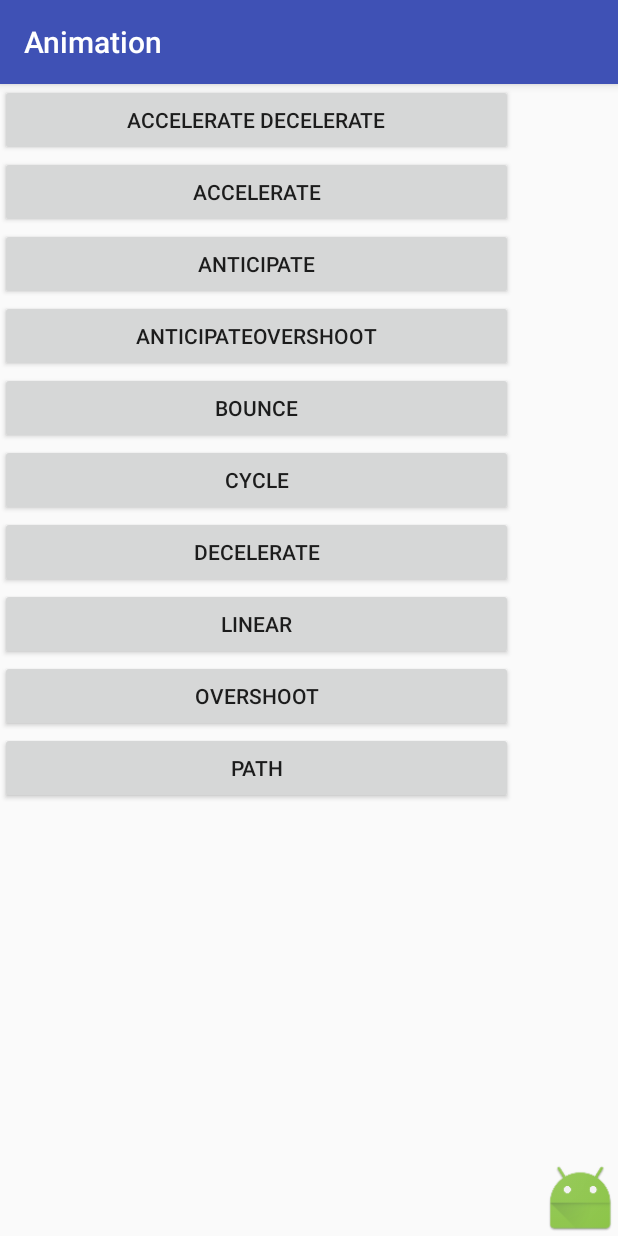
After one commit to Kirchhoff-/Animation, an Android app: the InterpolatorActivity screen opened directly, with no data from a screen before it, on a phone screen of 412 x 824 dp. The commit adds this screen. Run offline under Robolectric (Android 15) with nearby library versions, the phone set to English and light mode, and no system bars.

Commit message:
Work with android interpolator

```diff
--- a/app/src/main/AndroidManifest.xml
+++ b/app/src/main/AndroidManifest.xml
@@ -21,7 +21,9 @@
 
         </activity>
 
+        <activity android:name=".interpolators.InterpolatorActivity">
 
+        </activity>
     </application>
 
 </manifest>
--- a/app/src/main/java/com/kirchhoff/animation/MainActivity.java
+++ b/app/src/main/java/com/kirchhoff/animation/MainActivity.java
@@ -6,6 +6,7 @@ import android.os.Bundle;
 import android.view.View;
 import android.widget.Button;
 
+import com.kirchhoff.animation.interpolators.InterpolatorActivity;
 import com.kirchhoff.animation.ticker.TickerActivity;
 
 /**
@@ -21,9 +22,11 @@ public class MainActivity extends AppCompatActivity implements View.OnClickListe
         setContentView(R.layout.activity_main);
 
         Button ticker = (Button) findViewById(R.id.ticker);
+        Button interpolators = (Button) findViewById(R.id.interpolators);
 
 
         ticker.setOnClickListener(this);
+        interpolators.setOnClickListener(this);
     }
 
     @Override
@@ -38,6 +41,16 @@ public class MainActivity extends AppCompatActivity implements View.OnClickListe
                 intent = new Intent(this, TickerActivity.class);
                 startActivity(intent);
                 break;
+
+
+            /**
+             * Testing different android interpolators
+             */
+            case R.id.interpolators:
+                intent = new Intent(this, InterpolatorActivity.class);
+                startActivity(intent);
+                break;
+
         }
     }
 }
--- /dev/null
+++ b/app/src/main/java/com/kirchhoff/animation/interpolators/InterpolatorActivity.java
@@ -0,0 +1,195 @@
+package com.kirchhoff.animation.interpolators;
+
+import android.graphics.Path;
+import android.os.Bundle;
+import android.support.v7.app.AppCompatActivity;
+import android.util.DisplayMetrics;
+import android.view.View;
+import android.view.animation.AccelerateDecelerateInterpolator;
+import android.view.animation.AccelerateInterpolator;
+import android.view.animation.Animation;
+import android.view.animation.AnimationUtils;
+import android.view.animation.AnticipateInterpolator;
+import android.view.animation.AnticipateOvershootInterpolator;
+import android.view.animation.BounceInterpolator;
+import android.view.animation.CycleInterpolator;
+import android.view.animation.DecelerateInterpolator;
+import android.view.animation.LinearInterpolator;
+import android.view.animation.OvershootInterpolator;
+import android.view.animation.PathInterpolator;
+import android.view.animation.ScaleAnimation;
+import android.view.animation.TranslateAnimation;
+import android.widget.Button;
+import android.widget.ImageView;
+
+import com.kirchhoff.animation.R;
+
+/**
+ * @author Kirchhoff-
+ */
+public class InterpolatorActivity extends AppCompatActivity implements View.OnClickListener {
+
+    Button button1;
+    Button button2;
+    Button button3;
+    Button button4;
+    Button button5;
+    Button button6;
+    Button button7;
+    Button button8;
+    Button button9;
+    Button button10;
+
+    ImageView image;
+
+    TranslateAnimation animation;
+
+    Animation animAccelerateDecelerate;
+    Animation animAccelerate;
+    Animation animAnticipate;
+    Animation animAnticipateOvershoot;
+    Animation animBounce;
+    Animation animCycle;
+    Animation animDecelerate;
+    Animation animLinear;
+    Animation animOvershoot;
+
+    Path path;
+
+
+    @Override
+    protected void onCreate(Bundle savedInstanceState) {
+        super.onCreate(savedInstanceState);
+        setContentView(R.layout.interpolator_activity);
+
+        String [] interpolators = getResources().getStringArray(R.array.interpolators);
+
+        image = (ImageView) findViewById(R.id.image);
+        animation = new TranslateAnimation(0, 0, -700, 0);
+        animation.setDuration(3000);
+
+        animAccelerateDecelerate = AnimationUtils.loadAnimation(this, R.anim.accelerate_decelerate);
+        animAccelerate = AnimationUtils.loadAnimation(this, R.anim.accelerate);
+        animAnticipate = AnimationUtils.loadAnimation(this, R.anim.anticipate);
+        animAnticipateOvershoot = AnimationUtils.loadAnimation(this, R.anim.anticipate_overshoot);
+        animBounce = AnimationUtils.loadAnimation(this, R.anim.bounce);
+        animCycle = AnimationUtils.loadAnimation(this, R.anim.cycle);
+        animDecelerate = AnimationUtils.loadAnimation(this, R.anim.decelerate);
+        animLinear = AnimationUtils.loadAnimation(this, R.anim.linear);
+        animOvershoot = AnimationUtils.loadAnimation(this, R.anim.overshoot);
+
+        button1 = (Button) findViewById(R.id.button1);
+        button2 = (Button) findViewById(R.id.button2);
+        button3 = (Button) findViewById(R.id.button3);
+        button4 = (Button) findViewById(R.id.button4);
+        button5 = (Button) findViewById(R.id.button5);
+        button6 = (Button) findViewById(R.id.button6);
+        button7 = (Button) findViewById(R.id.button7);
+        button8 = (Button) findViewById(R.id.button8);
+        button9 = (Button) findViewById(R.id.button9);
+        button10 = (Button) findViewById(R.id.button10);
+
+        button1.setOnClickListener(this);
+        button2.setOnClickListener(this);
+        button3.setOnClickListener(this);
+        button4.setOnClickListener(this);
+        button5.setOnClickListener(this);
+        button6.setOnClickListener(this);
+        button7.setOnClickListener(this);
+        button8.setOnClickListener(this);
+        button9.setOnClickListener(this);
+        button10.setOnClickListener(this);
+
+        button1.setText(interpolators[0]);
+        button2.setText(interpolators[1]);
+        button3.setText(interpolators[2]);
+        button4.setText(interpolators[3]);
+        button5.setText(interpolators[4]);
+        button6.setText(interpolators[5]);
+        button7.setText(interpolators[6]);
+        button8.setText(interpolators[7]);
+        button9.setText(interpolators[8]);
+        button10.setText(interpolators[9]);
+
+        path = new Path();
+        path.lineTo(0.25f, 0.25f);
+        path.moveTo(0.25f, 0.5f);
+        path.lineTo(1f, 1f);
+
+    }
+
+    @Override
+    public void onClick(View v) {
+
+        switch (v.getId()){
+
+            case R.id.button1:
+              //  animation.setInterpolator(new AccelerateDecelerateInterpolator());
+              //  image.startAnimation(animation);
+
+                image.startAnimation(animAccelerateDecelerate);
+                break;
+
+            case R.id.button2:
+              //  animation.setInterpolator(new AccelerateInterpolator());
+              //  image.startAnimation(animation);
+
+                image.startAnimation(animAccelerate);
+                break;
+
+            case R.id.button3:
+              //  animation.setInterpolator(new AnticipateInterpolator());
+              //  image.startAnimation(animation);
+
+                image.startAnimation(animAnticipate);
+                break;
+
+            case R.id.button4:
+              //  animation.setInterpolator(new AnticipateOvershootInterpolator());
+              //  image.startAnimation(animation);
+
+                image.startAnimation(animAnticipateOvershoot);
+                break;
+
+            case R.id.button5:
+              //  animation.setInterpolator(new BounceInterpolator());
+              //  image.startAnimation(animation);
+
+                image.startAnimation(animBounce);
+                break;
+
+            case R.id.button6:
+              //  animation.setInterpolator(new CycleInterpolator(3));
+              //  image.startAnimation(animation);
+
+                image.startAnimation(animCycle);
+                break;
+
+            case R.id.button7:
+              //  animation.setInterpolator(new DecelerateInterpolator());
+              // image.startAnimation(animation);
+
+                image.startAnimation(animDecelerate);
+                break;
+
+            case R.id.button8:
+              //  animation.setInterpolator(new LinearInterpolator());
+              //  image.startAnimation(animation);
+
+                image.startAnimation(animLinear);
+                break;
+
+            case R.id.button9:
+              //  animation.setInterpolator(new OvershootInterpolator());
+              //  image.startAnimation(animation);
+
+                image.startAnimation(animOvershoot);
+                break;
+
+            case R.id.button10:
+                animation.setInterpolator(new PathInterpolator(path));
+                image.startAnimation(animation);
+                break;
+        }
+    }
+}
--- /dev/null
+++ b/app/src/main/res/anim/bounce.xml
@@ -0,0 +1,8 @@
+<?xml version="1.0" encoding="utf-8"?>
+<set xmlns:android="http://schemas.android.com/apk/res/android"
+    android:interpolator="@android:anim/bounce_interpolator">
+    <translate
+        android:fromYDelta="-100%p"
+        android:toYDelta="0"
+        android:duration="2000"/>
+</set>
--- /dev/null
+++ b/app/src/main/res/anim/cycle.xml
@@ -0,0 +1,8 @@
+<?xml version="1.0" encoding="utf-8"?>
+<set xmlns:android="http://schemas.android.com/apk/res/android"
+    android:interpolator="@android:anim/cycle_interpolator">
+    <translate
+        android:fromYDelta="-50%p"
+        android:toYDelta="0"
+        android:duration="2000"/>
+</set>
--- /dev/null
+++ b/app/src/main/res/anim/linear.xml
@@ -0,0 +1,8 @@
+<?xml version="1.0" encoding="utf-8"?>
+<set xmlns:android="http://schemas.android.com/apk/res/android"
+    android:interpolator="@android:anim/linear_interpolator">
+    <translate
+        android:fromYDelta="-100%p"
+        android:toYDelta="0"
+        android:duration="2000"/>
+</set>
--- a/app/src/main/res/layout/activity_main.xml
+++ b/app/src/main/res/layout/activity_main.xml
@@ -18,5 +18,12 @@
         android:text="@string/ticker.library"/>
 
 
+    <Button
+        android:id="@+id/interpolators"
+        android:layout_width="wrap_content"
+        android:layout_height="wrap_content"
+        android:text="@string/interpolators"/>
+
+
 
 </LinearLayout>
--- /dev/null
+++ b/app/src/main/res/layout/interpolator_activity.xml
@@ -0,0 +1,75 @@
+<?xml version="1.0" encoding="utf-8"?>
+<LinearLayout xmlns:android="http://schemas.android.com/apk/res/android"
+    android:orientation="horizontal"
+    android:layout_width="match_parent"
+    android:layout_height="match_parent">
+
+
+    <LinearLayout
+        android:layout_width="0dp"
+        android:layout_height="match_parent"
+        android:layout_weight="2"
+        android:orientation="vertical">
+
+    <Button
+        android:id="@+id/button1"
+        android:layout_width="match_parent"
+        android:layout_height="wrap_content"
+        />
+
+    <Button
+        android:id="@+id/button2"
+        android:layout_width="match_parent"
+        android:layout_height="wrap_content" />
+
+    <Button
+        android:id="@+id/button3"
+        android:layout_width="match_parent"
+        android:layout_height="wrap_content" />
+
+    <Button
+        android:id="@+id/button4"
+        android:layout_width="match_parent"
+        android:layout_height="wrap_content" />
+
+    <Button
+        android:id="@+id/button5"
+        android:layout_width="match_parent"
+        android:layout_height="wrap_content" />
+
+    <Button
+        android:id="@+id/button6"
+        android:layout_width="match_parent"
+        android:layout_height="wrap_content" />
+
+    <Button
+        android:id="@+id/button7"
+        android:layout_width="match_parent"
+        android:layout_height="wrap_content" />
+
+    <Button
+        android:id="@+id/button8"
+        android:layout_width="match_parent"
+        android:layout_height="wrap_content" />
+
+    <Button
+        android:id="@+id/button9"
+        android:layout_width="match_parent"
+        android:layout_height="wrap_content" />
+
+    <Button
+        android:id="@+id/button10"
+        android:layout_width="match_parent"
+        android:layout_height="wrap_content" />
+
+    </LinearLayout>
+
+    <ImageView
+        android:id="@+id/image"
+        android:layout_width="50dp"
+        android:layout_height="50dp"
+        android:layout_marginLeft="20dp"
+        android:src="@mipmap/ic_launcher"
+        android:layout_gravity="bottom" />
+
+</LinearLayout>
--- a/app/src/main/res/values/strings.xml
+++ b/app/src/main/res/values/strings.xml
@@ -1,4 +1,21 @@
 <resources>
     <string name="app_name">Animation</string>
     <string name="ticker.library">Ticker</string>
+    <string name = "interpolators">Interpolators</string>
+
+
+
+
+    <string-array name="interpolators">
+        <item>Accelerate Decelerate</item>
+        <item>Accelerate</item>
+        <item>Anticipate</item>
+        <item>AnticipateOvershoot</item>
+        <item>Bounce</item>
+        <item>Cycle</item>
+        <item>Decelerate</item>
+        <item>Linear</item>
+        <item>Overshoot</item>
+        <item>Path</item>
+    </string-array>
 </resources>
```
Also changed, not shown: app/src/main/res/anim/accelerate.xml (added, +8 -0 lines), app/src/main/res/anim/accelerate_decelerate.xml (added, +8 -0 lines), app/src/main/res/anim/anticipate.xml (added, +8 -0 lines), app/src/main/res/anim/anticipate_overshoot.xml (added, +8 -0 lines), app/src/main/res/anim/decelerate.xml (added, +8 -0 lines), app/src/main/res/anim/overshoot.xml (added, +8 -0 lines).
